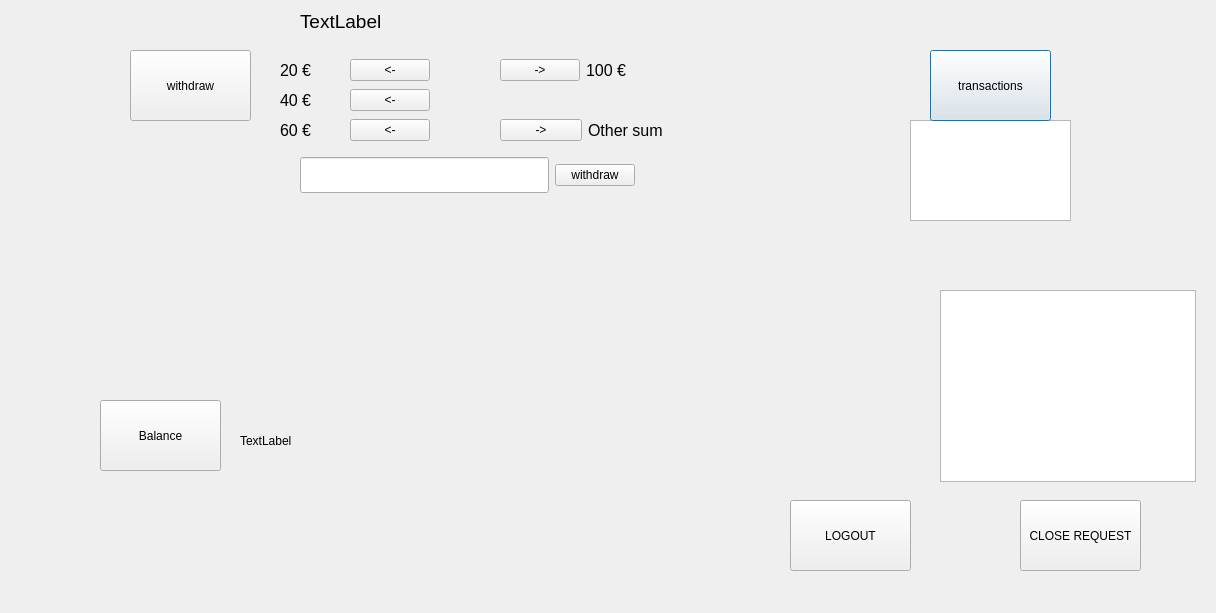
Above: bank-automat/mainmenu.ui from JereKortesalmi/BankProject before the change. Below: the same form after it.
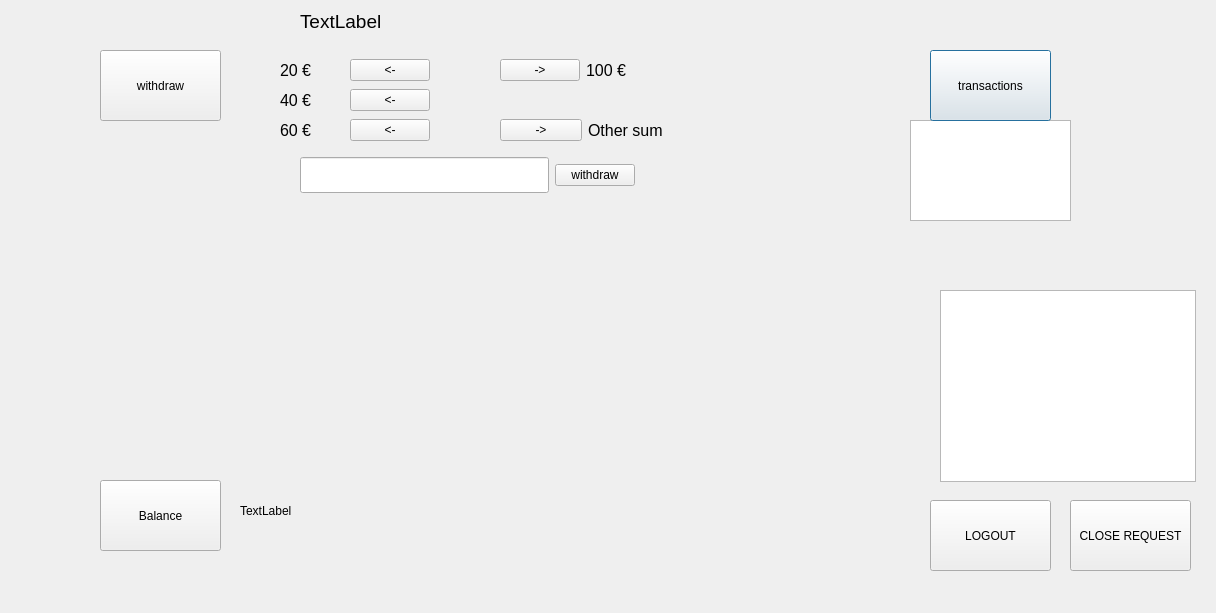
That is the form after the change.

Commit message: withdrawcall, mainmenu muutoksia.

```diff
--- a/bank-automat/mainmenu.ui
+++ b/bank-automat/mainmenu.ui
@@ -45,7 +45,7 @@
   <widget class="QPushButton" name="btn_withdraw">
    <property name="geometry">
     <rect>
-     <x>130</x>
+     <x>100</x>
      <y>50</y>
      <width>121</width>
      <height>71</height>
@@ -81,7 +81,7 @@
    <property name="geometry">
     <rect>
      <x>100</x>
-     <y>400</y>
+     <y>480</y>
      <width>121</width>
      <height>71</height>
     </rect>
@@ -93,7 +93,7 @@
   <widget class="QPushButton" name="btnClose">
    <property name="geometry">
     <rect>
-     <x>1020</x>
+     <x>1070</x>
      <y>500</y>
      <width>121</width>
      <height>71</height>
@@ -107,7 +107,7 @@
    <property name="geometry">
     <rect>
      <x>240</x>
-     <y>410</y>
+     <y>480</y>
      <width>171</width>
      <height>61</height>
     </rect>
@@ -317,7 +317,7 @@
   <widget class="QPushButton" name="btnlogout">
    <property name="geometry">
     <rect>
-     <x>790</x>
+     <x>930</x>
      <y>500</y>
      <width>121</width>
      <height>71</height>
```
The commit also changes 4 other files.
